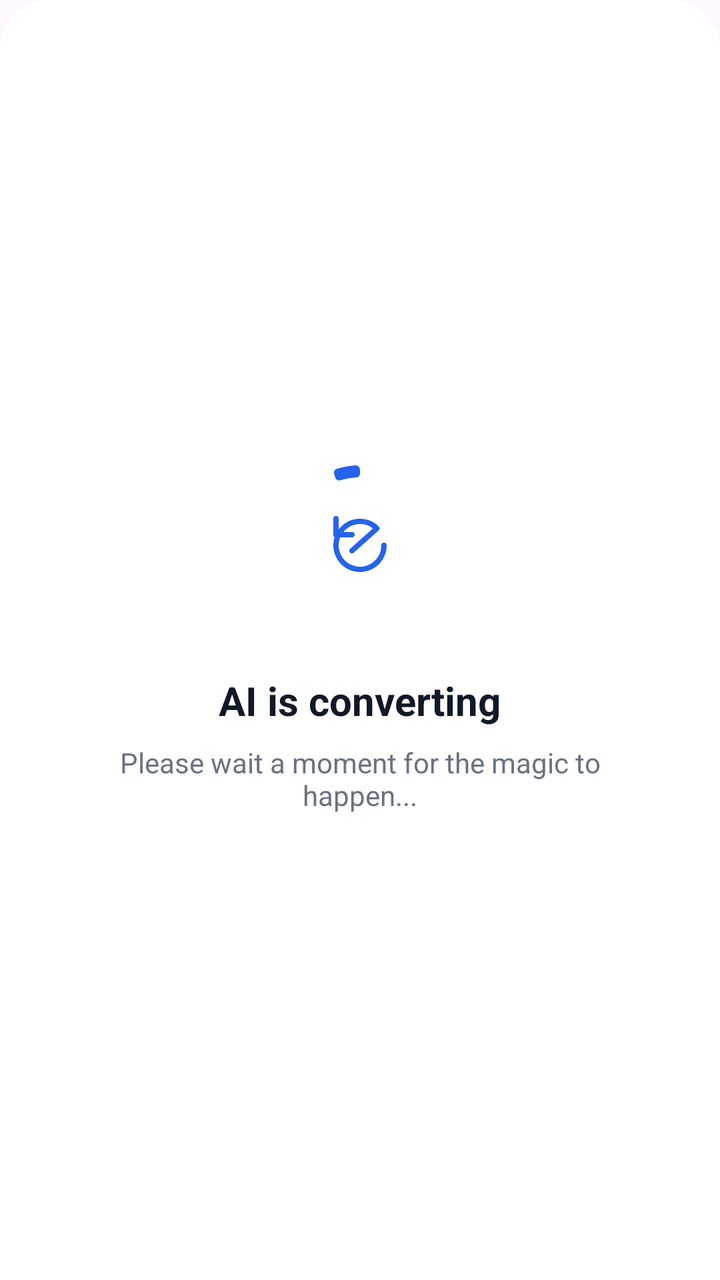
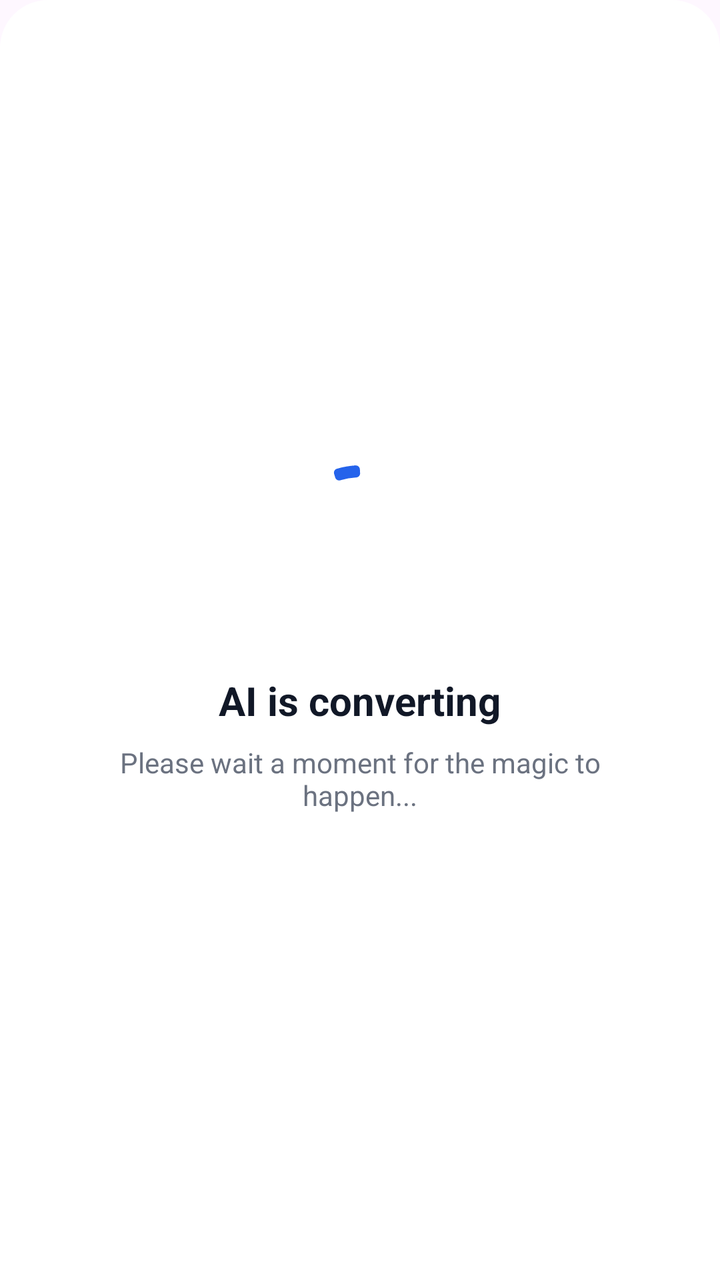

Screens rendered from an Android XML layout before and after an edit, with the pre-edit source and the edit as a unified diff.
<!-- AndroidManifest.xml: application theme Theme.FileManagementApp -->
<!-- res/layout/dialog_beautiful_loading.xml -->
<?xml version="1.0" encoding="utf-8"?>
<LinearLayout xmlns:android="http://schemas.android.com/apk/res/android"
    xmlns:app="http://schemas.android.com/apk/res-auto"
    android:layout_width="match_parent"
    android:layout_height="wrap_content"
    android:background="@drawable/bottom_sheet_bg"
    android:gravity="center"
    android:orientation="vertical"
    android:padding="32dp">

    <FrameLayout
        android:layout_width="80dp"
        android:layout_height="80dp"
        android:layout_marginBottom="24dp">

        <com.google.android.material.progressindicator.CircularProgressIndicator
            android:layout_width="match_parent"
            android:layout_height="match_parent"
            android:layout_gravity="center"
            android:indeterminate="true"
            app:indicatorColor="@color/explorer_primary"
            app:indicatorSize="80dp"
            app:trackColor="@color/grey_100"
            app:trackThickness="6dp" />

        <ImageView
            android:id="@+id/loadingIcon"
            android:layout_width="32dp"
            android:layout_height="32dp"
            android:layout_gravity="center"
            android:src="@drawable/rotate_ccw"
            app:tint="@color/explorer_primary" />
    </FrameLayout>

    <TextView
        android:id="@+id/loadingTitle"
        android:layout_width="wrap_content"
        android:layout_height="wrap_content"
        android:text="@string/dialog_converting_title"
        android:textColor="@color/explorer_text_primary"
        android:textSize="20sp"
        android:textStyle="bold" />

    <TextView
        android:id="@+id/loadingSubtitle"
        android:layout_width="wrap_content"
        android:layout_height="wrap_content"
        android:layout_marginTop="8dp"
        android:gravity="center"
        android:text="@string/dialog_converting_subtitle"
        android:textColor="@color/explorer_text_secondary"
        android:textSize="14sp" />

</LinearLayout>
<!-- resources referenced by this layout -->
<resources>
  <color name="explorer_primary">#FF2563EB</color>
  <color name="explorer_text_primary">#FF111827</color>
  <color name="explorer_text_secondary">#FF6B7280</color>
  <color name="grey_100">#F3F4F6</color>
  <!-- drawable bottom_sheet_bg (drawable) -->
  <?xml version="1.0" encoding="utf-8"?>
  <shape xmlns:android="http://schemas.android.com/apk/res/android"
      android:shape="rectangle">
      
      <solid android:color="@color/explorer_bg" />
      <corners
          android:topLeftRadius="24dp"
          android:topRightRadius="24dp" />
  </shape>
  <!-- drawable rotate_ccw (drawable) -->
  <?xml version="1.0" encoding="utf-8"?>
  <vector xmlns:android="http://schemas.android.com/apk/res/android"
      android:width="24dp"
      android:height="24dp"
      android:viewportWidth="24"
      android:viewportHeight="24">
      <path
          android:fillColor="#00000000"
          android:pathData="M3,2v6h6M21,12a9,9 0,1 1,-2.64 -6.36L9,14"
          android:strokeColor="#FFFFFFFF"
          android:strokeLineCap="round"
          android:strokeLineJoin="round"
          android:strokeWidth="2" />
  </vector>
  <string name="dialog_converting_subtitle">Please wait a moment for the magic to happen...</string>
  <string name="dialog_converting_title">AI is converting</string>
  <style name="Theme.FileManagementApp" parent="Base.Theme.FileManagementApp" />
  <color name="explorer_bg">#FFFFFFFF</color>
  <style name="Base.Theme.FileManagementApp" parent="Theme.Material3.DayNight.NoActionBar">
          
          
      </style>
</resources>

<!-- the commit's change to res/layout/dialog_beautiful_loading.xml (unified diff, before → after) -->
@@ -22,14 +22,6 @@
             app:indicatorSize="80dp"
             app:trackColor="@color/grey_100"
             app:trackThickness="6dp" />
-
-        <ImageView
-            android:id="@+id/loadingIcon"
-            android:layout_width="32dp"
-            android:layout_height="32dp"
-            android:layout_gravity="center"
-            android:src="@drawable/rotate_ccw"
-            app:tint="@color/explorer_primary" />
     </FrameLayout>
 
     <TextView
<!-- resource entries referenced after the edit -->
@@ -14,21 +14,6 @@
           android:topLeftRadius="24dp"
           android:topRightRadius="24dp" />
   </shape>
-  <!-- drawable rotate_ccw (drawable) -->
-  <?xml version="1.0" encoding="utf-8"?>
-  <vector xmlns:android="http://schemas.android.com/apk/res/android"
-      android:width="24dp"
-      android:height="24dp"
-      android:viewportWidth="24"
-      android:viewportHeight="24">
-      <path
-          android:fillColor="#00000000"
-          android:pathData="M3,2v6h6M21,12a9,9 0,1 1,-2.64 -6.36L9,14"
-          android:strokeColor="#FFFFFFFF"
-          android:strokeLineCap="round"
-          android:strokeLineJoin="round"
-          android:strokeWidth="2" />
-  </vector>
   <string name="dialog_converting_subtitle">Please wait a moment for the magic to happen...</string>
   <string name="dialog_converting_title">AI is converting</string>
   <style name="Theme.FileManagementApp" parent="Base.Theme.FileManagementApp" />
